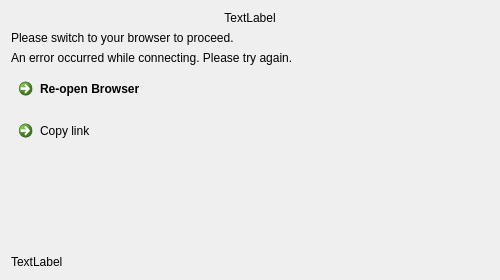
nextcloud/desktop, file src/gui/wizard/flow2authwidget.ui: the form before one commit.
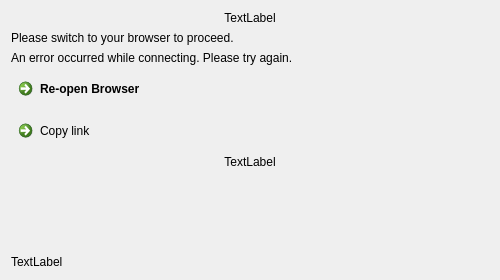
The form after the commit.

Commit message:
Flow2: Add poll status text, ProgressIndicator and countdown timer
Also enable / disable buttons during polling.

This aims to make the authentication status more transparent and should avoid the
impression that the client is perhaps doing nothing.

```diff
--- a/src/gui/wizard/flow2authwidget.ui
+++ b/src/gui/wizard/flow2authwidget.ui
@@ -82,6 +82,32 @@
      </property>
     </widget>
    </item>
+   <item>
+    <spacer name="verticalSpacer_2">
+     <property name="orientation">
+      <enum>Qt::Vertical</enum>
+     </property>
+     <property name="sizeHint" stdset="0">
+      <size>
+       <width>20</width>
+       <height>10</height>
+      </size>
+     </property>
+    </spacer>
+   </item>
+   <item>
+    <widget class="QLabel" name="statusLabel">
+     <property name="text">
+      <string notr="true">TextLabel</string>
+     </property>
+     <property name="alignment">
+      <set>Qt::AlignCenter</set>
+     </property>
+    </widget>
+   </item>
+   <item>
+    <layout class="QHBoxLayout" name="horizontalLayout"/>
+   </item>
    <item>
     <spacer name="verticalSpacer">
      <property name="orientation">
```
The commit also changes 7 other files.
